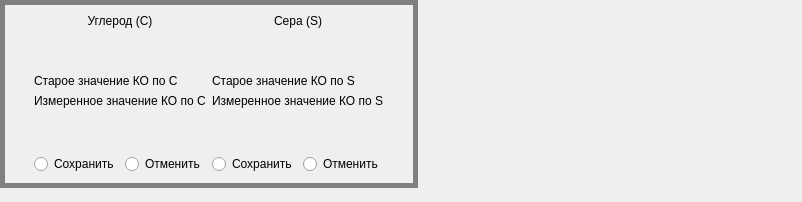
Old version of the form front/confirmmain.ui in the repository YoLandy/Gasoanalysator.
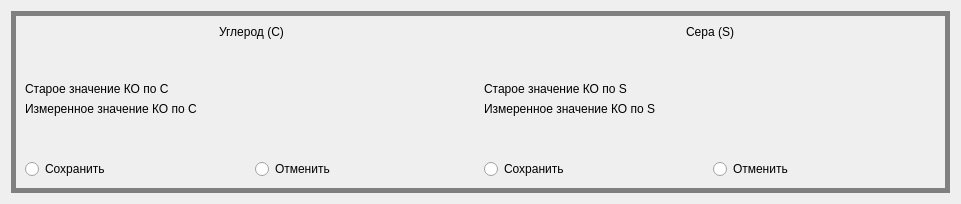
New version of the form.

Commit message: dakjfl;ja

```diff
--- a/front/confirmmain.ui
+++ b/front/confirmmain.ui
@@ -6,8 +6,8 @@
    <rect>
     <x>0</x>
     <y>0</y>
-    <width>802</width>
-    <height>202</height>
+    <width>961</width>
+    <height>204</height>
    </rect>
   </property>
   <property name="windowTitle">
@@ -16,7 +16,8 @@
   <property name="styleSheet">
    <string notr="true">font: 75 18pt &quot;MS Shell Dlg 2&quot;;</string>
   </property>
-  <widget class="QWidget" name="centralwidget">
+  <layout class="QGridLayout" name="gridLayout_3">
+   <item row="0" column="0">
    <layout class="QGridLayout" name="gridLayout_2">
     <item row="0" column="0">
      <widget class="QFrame" name="frame">
@@ -34,22 +35,6 @@
       </property>
       <layout class="QGridLayout" name="gridLayout">
        <item row="0" column="0">
-        <spacer name="horizontalSpacer">
-         <property name="orientation">
-          <enum>Qt::Horizontal</enum>
-         </property>
-         <property name="sizeType">
-          <enum>QSizePolicy::Minimum</enum>
-         </property>
-         <property name="sizeHint" stdset="0">
-          <size>
-           <width>20</width>
-           <height>20</height>
-          </size>
-         </property>
-        </spacer>
-       </item>
-       <item row="0" column="1">
         <layout class="QVBoxLayout" name="verticalLayout_3">
          <item>
           <widget class="QLabel" name="c_label">
@@ -131,7 +116,7 @@
          </item>
         </layout>
        </item>
-       <item row="0" column="2">
+        <item row="0" column="1">
         <layout class="QVBoxLayout" name="verticalLayout_4">
          <item>
           <widget class="QLabel" name="s_label">
@@ -213,27 +198,12 @@
          </item>
         </layout>
        </item>
-       <item row="0" column="3">
-        <spacer name="horizontalSpacer_2">
-         <property name="orientation">
-          <enum>Qt::Horizontal</enum>
-         </property>
-         <property name="sizeType">
-          <enum>QSizePolicy::Minimum</enum>
-         </property>
-         <property name="sizeHint" stdset="0">
-          <size>
-           <width>20</width>
-           <height>20</height>
-          </size>
-         </property>
-        </spacer>
-       </item>
       </layout>
      </widget>
     </item>
    </layout>
-  </widget>
+   </item>
+  </layout>
  </widget>
  <resources/>
  <connections/>
```
Lines whose indentation alone changed are shown as unchanged.
